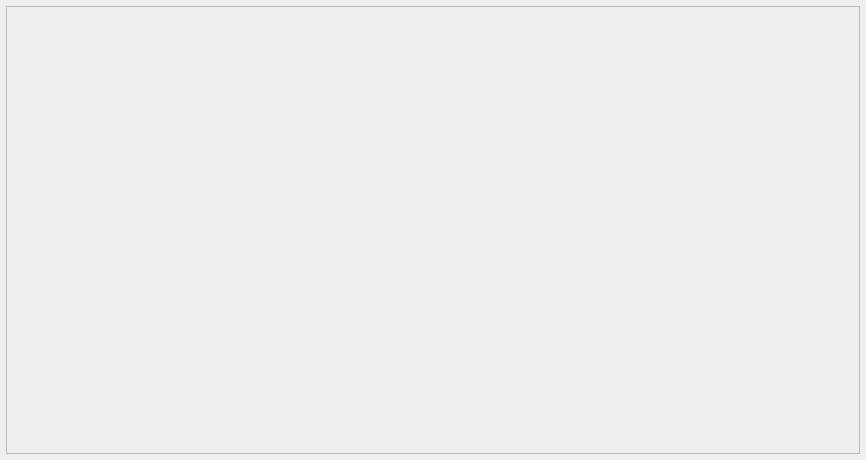
r0nd0ud0u/qt-rpg, file app/view/forms/bossesview.ui: the form before one commit.
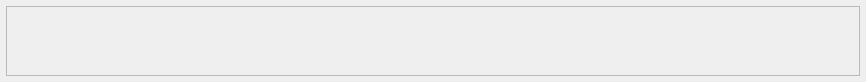
The form after the commit.

```diff
--- a/app/view/forms/bossesview.ui
+++ b/app/view/forms/bossesview.ui
@@ -7,11 +7,11 @@
     <x>0</x>
     <y>0</y>
     <width>866</width>
-    <height>460</height>
+    <height>82</height>
    </rect>
   </property>
   <property name="sizePolicy">
-   <sizepolicy hsizetype="Preferred" vsizetype="MinimumExpanding">
+   <sizepolicy hsizetype="Preferred" vsizetype="Fixed">
     <horstretch>0</horstretch>
     <verstretch>0</verstretch>
    </sizepolicy>
@@ -19,7 +19,7 @@
   <property name="windowTitle">
    <string>Form</string>
   </property>
-  <layout class="QVBoxLayout" name="verticalLayout_2" stretch="0">
+  <layout class="QHBoxLayout" name="horizontalLayout" stretch="0">
    <property name="spacing">
     <number>6</number>
    </property>
@@ -37,6 +37,12 @@
    </property>
    <item>
     <widget class="QScrollArea" name="scrollArea">
+     <property name="sizePolicy">
+      <sizepolicy hsizetype="Expanding" vsizetype="Preferred">
+       <horstretch>0</horstretch>
+       <verstretch>0</verstretch>
+      </sizepolicy>
+     </property>
      <property name="widgetResizable">
       <bool>true</bool>
      </property>
@@ -46,10 +52,10 @@
         <x>0</x>
         <y>0</y>
         <width>852</width>
-        <height>446</height>
+        <height>68</height>
        </rect>
       </property>
-      <layout class="QVBoxLayout" name="verticalLayout"/>
+      <layout class="QHBoxLayout" name="horizontalLayout_2"/>
      </widget>
     </widget>
    </item>
```
